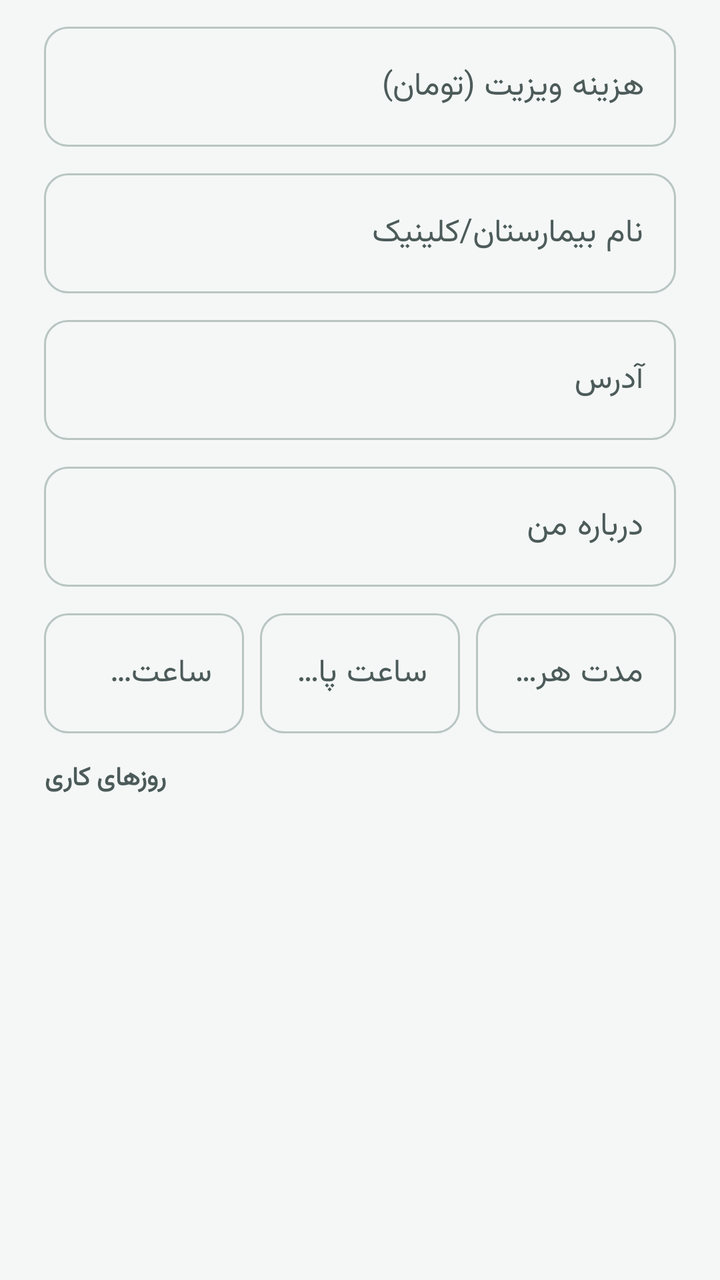
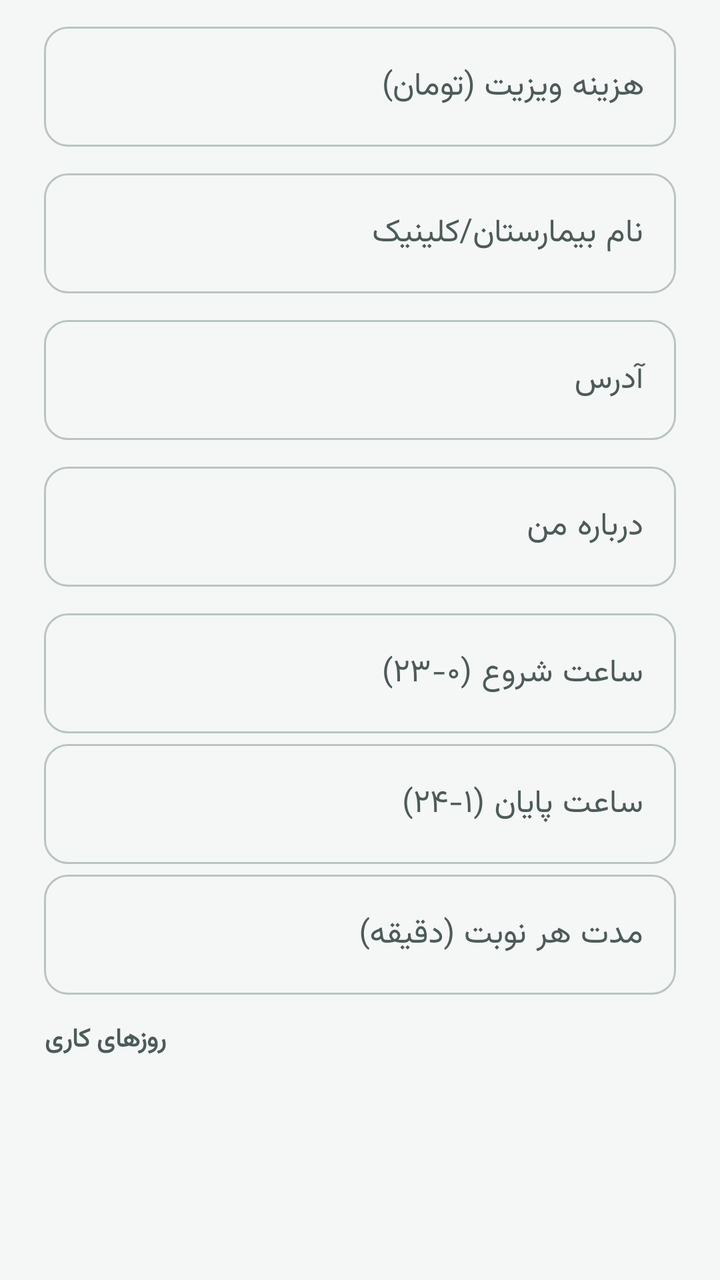

Two renders of the same Android screen: before a commit and after it. Below are the layout's source before the change and the commit's diff.
<!-- AndroidManifest.xml: application theme Theme.DrSalam -->
<!-- res/layout/dialog_doctor_profile_edit.xml -->
<?xml version="1.0" encoding="utf-8"?>
<ScrollView xmlns:android="http://schemas.android.com/apk/res/android"
    xmlns:app="http://schemas.android.com/apk/res-auto"
    android:layout_width="match_parent"
    android:layout_height="wrap_content"
    android:maxHeight="540dp">

    <LinearLayout
        android:layout_width="match_parent"
        android:layout_height="wrap_content"
        android:orientation="vertical"
        android:paddingStart="22dp"
        android:paddingEnd="22dp"
        android:paddingTop="8dp">

        <com.google.android.material.textfield.TextInputLayout
            style="@style/Widget.Material3.TextInputLayout.OutlinedBox"
            android:layout_width="match_parent"
            android:layout_height="wrap_content"
            android:hint="@string/doctor_edit_price"
            app:boxCornerRadiusBottomEnd="12dp"
            app:boxCornerRadiusBottomStart="12dp"
            app:boxCornerRadiusTopEnd="12dp"
            app:boxCornerRadiusTopStart="12dp">

            <com.google.android.material.textfield.TextInputEditText
                android:id="@+id/edit_price"
                android:layout_width="match_parent"
                android:layout_height="wrap_content"
                android:inputType="number"
                android:maxLines="1" />
        </com.google.android.material.textfield.TextInputLayout>

        <com.google.android.material.textfield.TextInputLayout
            style="@style/Widget.Material3.TextInputLayout.OutlinedBox"
            android:layout_width="match_parent"
            android:layout_height="wrap_content"
            android:layout_marginTop="8dp"
            android:hint="@string/doctor_edit_hospital"
            app:boxCornerRadiusBottomEnd="12dp"
            app:boxCornerRadiusBottomStart="12dp"
            app:boxCornerRadiusTopEnd="12dp"
            app:boxCornerRadiusTopStart="12dp">

            <com.google.android.material.textfield.TextInputEditText
                android:id="@+id/edit_hospital"
                android:layout_width="match_parent"
                android:layout_height="wrap_content"
                android:inputType="text"
                android:maxLines="1" />
        </com.google.android.material.textfield.TextInputLayout>

        <com.google.android.material.textfield.TextInputLayout
            style="@style/Widget.Material3.TextInputLayout.OutlinedBox"
            android:layout_width="match_parent"
            android:layout_height="wrap_content"
            android:layout_marginTop="8dp"
            android:hint="@string/doctor_edit_address"
            app:boxCornerRadiusBottomEnd="12dp"
            app:boxCornerRadiusBottomStart="12dp"
            app:boxCornerRadiusTopEnd="12dp"
            app:boxCornerRadiusTopStart="12dp">

            <com.google.android.material.textfield.TextInputEditText
                android:id="@+id/edit_address"
                android:layout_width="match_parent"
                android:layout_height="wrap_content"
                android:inputType="text"
                android:maxLines="2" />
        </com.google.android.material.textfield.TextInputLayout>

        <com.google.android.material.textfield.TextInputLayout
            style="@style/Widget.Material3.TextInputLayout.OutlinedBox"
            android:layout_width="match_parent"
            android:layout_height="wrap_content"
            android:layout_marginTop="8dp"
            android:hint="@string/doctor_edit_bio"
            app:boxCornerRadiusBottomEnd="12dp"
            app:boxCornerRadiusBottomStart="12dp"
            app:boxCornerRadiusTopEnd="12dp"
            app:boxCornerRadiusTopStart="12dp">

            <com.google.android.material.textfield.TextInputEditText
                android:id="@+id/edit_bio"
                android:layout_width="match_parent"
                android:layout_height="wrap_content"
                android:inputType="textMultiLine"
                android:maxLines="3" />
        </com.google.android.material.textfield.TextInputLayout>

        <LinearLayout
            android:layout_width="match_parent"
            android:layout_height="wrap_content"
            android:layout_marginTop="8dp"
            android:orientation="horizontal">

            <com.google.android.material.textfield.TextInputLayout
                style="@style/Widget.Material3.TextInputLayout.OutlinedBox"
                android:layout_width="0dp"
                android:layout_height="wrap_content"
                android:layout_weight="1"
                android:hint="@string/doctor_edit_start"
                app:boxCornerRadiusBottomEnd="12dp"
                app:boxCornerRadiusBottomStart="12dp"
                app:boxCornerRadiusTopEnd="12dp"
                app:boxCornerRadiusTopStart="12dp">

                <com.google.android.material.textfield.TextInputEditText
                    android:id="@+id/edit_start"
                    android:layout_width="match_parent"
                    android:layout_height="wrap_content"
                    android:inputType="number"
                    android:maxLines="1" />
            </com.google.android.material.textfield.TextInputLayout>

            <com.google.android.material.textfield.TextInputLayout
                style="@style/Widget.Material3.TextInputLayout.OutlinedBox"
                android:layout_width="0dp"
                android:layout_height="wrap_content"
                android:layout_marginStart="8dp"
                android:layout_weight="1"
                android:hint="@string/doctor_edit_end"
                app:boxCornerRadiusBottomEnd="12dp"
                app:boxCornerRadiusBottomStart="12dp"
                app:boxCornerRadiusTopEnd="12dp"
                app:boxCornerRadiusTopStart="12dp">

                <com.google.android.material.textfield.TextInputEditText
                    android:id="@+id/edit_end"
                    android:layout_width="match_parent"
                    android:layout_height="wrap_content"
                    android:inputType="number"
                    android:maxLines="1" />
            </com.google.android.material.textfield.TextInputLayout>

            <com.google.android.material.textfield.TextInputLayout
                style="@style/Widget.Material3.TextInputLayout.OutlinedBox"
                android:layout_width="0dp"
                android:layout_height="wrap_content"
                android:layout_marginStart="8dp"
                android:layout_weight="1"
                android:hint="@string/doctor_edit_slot"
                app:boxCornerRadiusBottomEnd="12dp"
                app:boxCornerRadiusBottomStart="12dp"
                app:boxCornerRadiusTopEnd="12dp"
                app:boxCornerRadiusTopStart="12dp">

                <com.google.android.material.textfield.TextInputEditText
                    android:id="@+id/edit_slot"
                    android:layout_width="match_parent"
                    android:layout_height="wrap_content"
                    android:inputType="number"
                    android:maxLines="1" />
            </com.google.android.material.textfield.TextInputLayout>
        </LinearLayout>

        <TextView
            android:layout_width="wrap_content"
            android:layout_height="wrap_content"
            android:layout_marginTop="12dp"
            android:text="@string/doctor_edit_days"
            android:textColor="@color/onSurfaceVariant"
            android:textSize="13sp"
            android:textStyle="bold" />

        <com.google.android.material.chip.ChipGroup
            android:id="@+id/edit_days"
            android:layout_width="match_parent"
            android:layout_height="wrap_content"
            android:layout_marginTop="6dp"
            app:chipSpacingHorizontal="6dp" />

        <TextView
            android:id="@+id/edit_error"
            android:layout_width="match_parent"
            android:layout_height="wrap_content"
            android:layout_marginTop="8dp"
            android:text="@string/err_hours"
            android:textColor="@color/error"
            android:textSize="13sp"
            android:visibility="gone" />
    </LinearLayout>
</ScrollView>
<!-- resources referenced by this layout -->
<resources>
  <color name="error">#DC2626</color>
  <color name="onSurfaceVariant">#4C5B59</color>
  <string name="doctor_edit_address">آدرس</string>
  <string name="doctor_edit_bio">درباره من</string>
  <string name="doctor_edit_days">روزهای کاری</string>
  <string name="doctor_edit_end">ساعت پایان (۱-۲۴)</string>
  <string name="doctor_edit_hospital">نام بیمارستان/کلینیک</string>
  <string name="doctor_edit_price">هزینه ویزیت (تومان)</string>
  <string name="doctor_edit_slot">مدت هر نوبت (دقیقه)</string>
  <string name="doctor_edit_start">ساعت شروع (۰-۲۳)</string>
  <string name="err_hours">ساعت پایان باید بزرگ‌تر از شروع باشد</string>
  <color name="primary">#0F766E</color>
  <color name="onPrimary">#FFFFFF</color>
  <color name="primaryContainer">#CCFBF1</color>
  <color name="onPrimaryContainer">#042F2E</color>
  <color name="secondary">#14B8A6</color>
  <color name="onSecondary">#FFFFFF</color>
  <color name="secondaryContainer">#99F6E4</color>
  <color name="onSecondaryContainer">#05332D</color>
  <color name="tertiary">#D97706</color>
  <color name="onTertiary">#FFFFFF</color>
  <color name="onError">#FFFFFF</color>
  <color name="errorContainer">#FEE2E2</color>
  <color name="onErrorContainer">#450A0A</color>
  <color name="background">#F4F7F6</color>
  <color name="onBackground">#17201F</color>
  <color name="surface">#FFFFFF</color>
  <color name="onSurface">#17201F</color>
  <color name="surfaceVariant">#EDF2F1</color>
  <color name="outline">#B9C5C3</color>
  <color name="outlineVariant">#DDE6E4</color>
  <style name="ThemeOverlay.DrSalam.Alert" parent="ThemeOverlay.Material3.MaterialAlertDialog">
          <item name="android:fontFamily">@font/vazirmatn_regular</item>
          <item name="colorPrimary">@color/primary</item>
      </style>
  <style name="ThemeOverlay.DrSalam.BottomSheet" parent="ThemeOverlay.Material3.BottomSheetDialog">
          <item name="bottomSheetStyle">@style/Widget.DrSalam.BottomSheet</item>
      </style>
  <style name="Widget.DrSalam.BottomSheet" parent="Widget.Material3.BottomSheet.Modal">
          <item name="android:background">@drawable/bg_bottom_sheet</item>
      </style>
  <!-- drawable bg_bottom_sheet (drawable) -->
  <?xml version="1.0" encoding="utf-8"?>
  <shape xmlns:android="http://schemas.android.com/apk/res/android">
      <solid android:color="@color/surface" />
      <corners
          android:topLeftRadius="24dp"
          android:topRightRadius="24dp" />
  </shape>
</resources>

<!-- the commit's change to res/layout/dialog_doctor_profile_edit.xml (unified diff, before → after) -->
@@ -92,12 +92,13 @@
             android:layout_width="match_parent"
             android:layout_height="wrap_content"
             android:layout_marginTop="8dp"
-            android:orientation="horizontal">
+            android:gravity="right"
+            android:orientation="vertical">
 
             <com.google.android.material.textfield.TextInputLayout
                 style="@style/Widget.Material3.TextInputLayout.OutlinedBox"
-                android:layout_width="0dp"
-                android:layout_height="wrap_content"
+                android:layout_width="match_parent"
+                android:layout_height="0dp"
                 android:layout_weight="1"
                 android:hint="@string/doctor_edit_start"
                 app:boxCornerRadiusBottomEnd="12dp"
@@ -115,9 +116,8 @@
 
             <com.google.android.material.textfield.TextInputLayout
                 style="@style/Widget.Material3.TextInputLayout.OutlinedBox"
-                android:layout_width="0dp"
-                android:layout_height="wrap_content"
-                android:layout_marginStart="8dp"
+                android:layout_width="match_parent"
+                android:layout_height="0dp"
                 android:layout_weight="1"
                 android:hint="@string/doctor_edit_end"
                 app:boxCornerRadiusBottomEnd="12dp"
@@ -135,9 +135,8 @@
 
             <com.google.android.material.textfield.TextInputLayout
                 style="@style/Widget.Material3.TextInputLayout.OutlinedBox"
-                android:layout_width="0dp"
-                android:layout_height="wrap_content"
-                android:layout_marginStart="8dp"
+                android:layout_width="match_parent"
+                android:layout_height="0dp"
                 android:layout_weight="1"
                 android:hint="@string/doctor_edit_slot"
                 app:boxCornerRadiusBottomEnd="12dp"
